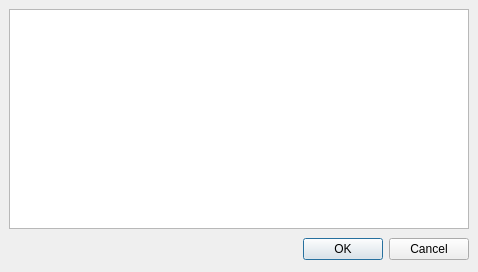
The window that src/gui/qt/selectavatardialog.ui (pokerth/pokerth) describes before a commit, drawn with Qt 5.
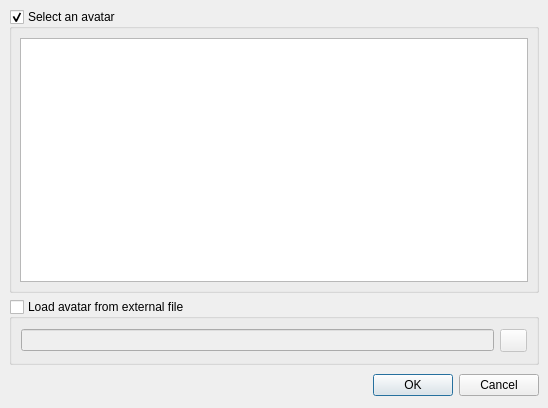
The same window after the commit. Icons and pictures are not drawn.

Diff of the .ui file:
```diff
--- a/src/gui/qt/selectavatardialog.ui
+++ b/src/gui/qt/selectavatardialog.ui
@@ -5,29 +5,39 @@
    <rect>
     <x>0</x>
     <y>0</y>
-    <width>478</width>
-    <height>272</height>
+    <width>548</width>
+    <height>408</height>
    </rect>
   </property>
+  <property name="sizePolicy" >
+   <sizepolicy>
+    <hsizetype>0</hsizetype>
+    <vsizetype>0</vsizetype>
+    <horstretch>0</horstretch>
+    <verstretch>0</verstretch>
+   </sizepolicy>
+  </property>
+  <property name="minimumSize" >
+   <size>
+    <width>548</width>
+    <height>408</height>
+   </size>
+  </property>
+  <property name="maximumSize" >
+   <size>
+    <width>548</width>
+    <height>408</height>
+   </size>
+  </property>
   <property name="windowTitle" >
    <string>Please select an avatar</string>
   </property>
-  <widget class="QListWidget" name="listWidget" >
-   <property name="geometry" >
-    <rect>
-     <x>9</x>
-     <y>9</y>
-     <width>460</width>
-     <height>220</height>
-    </rect>
-   </property>
-  </widget>
   <widget class="QDialogButtonBox" name="buttonBox" >
    <property name="geometry" >
     <rect>
      <x>9</x>
-     <y>235</y>
-     <width>460</width>
+     <y>371</y>
+     <width>530</width>
      <height>28</height>
     </rect>
    </property>
@@ -38,6 +48,84 @@
     <set>QDialogButtonBox::Cancel|QDialogButtonBox::NoButton|QDialogButtonBox::Ok</set>
    </property>
   </widget>
+  <widget class="QGroupBox" name="groupBox" >
+   <property name="geometry" >
+    <rect>
+     <x>9</x>
+     <y>9</y>
+     <width>530</width>
+     <height>284</height>
+    </rect>
+   </property>
+   <property name="title" >
+    <string>Select an avatar</string>
+   </property>
+   <property name="checkable" >
+    <bool>true</bool>
+   </property>
+   <property name="checked" >
+    <bool>true</bool>
+   </property>
+   <widget class="QListWidget" name="listWidget" >
+    <property name="geometry" >
+     <rect>
+      <x>11</x>
+      <y>29</y>
+      <width>508</width>
+      <height>244</height>
+     </rect>
+    </property>
+   </widget>
+  </widget>
+  <widget class="QGroupBox" name="groupBox_2" >
+   <property name="geometry" >
+    <rect>
+     <x>9</x>
+     <y>299</y>
+     <width>530</width>
+     <height>66</height>
+    </rect>
+   </property>
+   <property name="title" >
+    <string>Load avatar from external file</string>
+   </property>
+   <property name="checkable" >
+    <bool>true</bool>
+   </property>
+   <property name="checked" >
+    <bool>false</bool>
+   </property>
+   <layout class="QGridLayout" >
+    <property name="margin" >
+     <number>9</number>
+    </property>
+    <property name="spacing" >
+     <number>6</number>
+    </property>
+    <item row="0" column="1" >
+     <widget class="QPushButton" name="pushButton_openAvatarFile1" >
+      <property name="minimumSize" >
+       <size>
+        <width>27</width>
+        <height>23</height>
+       </size>
+      </property>
+      <property name="maximumSize" >
+       <size>
+        <width>27</width>
+        <height>23</height>
+       </size>
+      </property>
+      <property name="icon" >
+       <iconset resource="resources.qrc" >:/graphics/resources/graphics/fileopen16.png</iconset>
+      </property>
+     </widget>
+    </item>
+    <item row="0" column="0" >
+     <widget class="QLineEdit" name="lineEdit" />
+    </item>
+   </layout>
+  </widget>
  </widget>
  <resources/>
  <connections>
```
Left out of the diff: 52 changed lines with no effect on the pictures.
